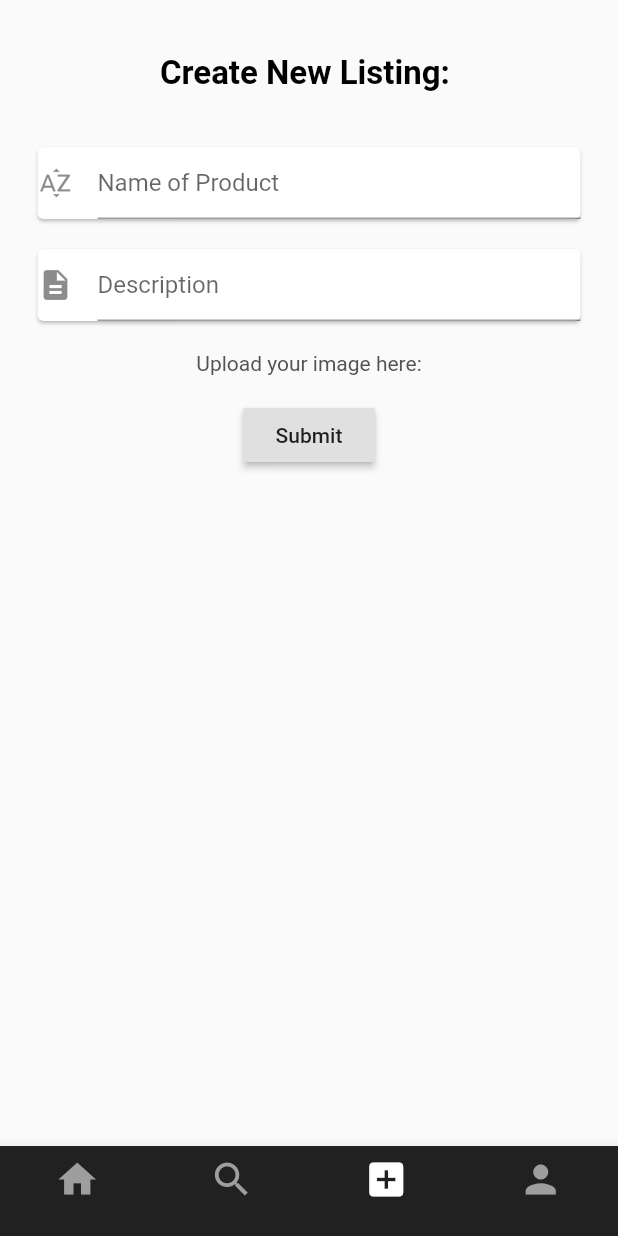
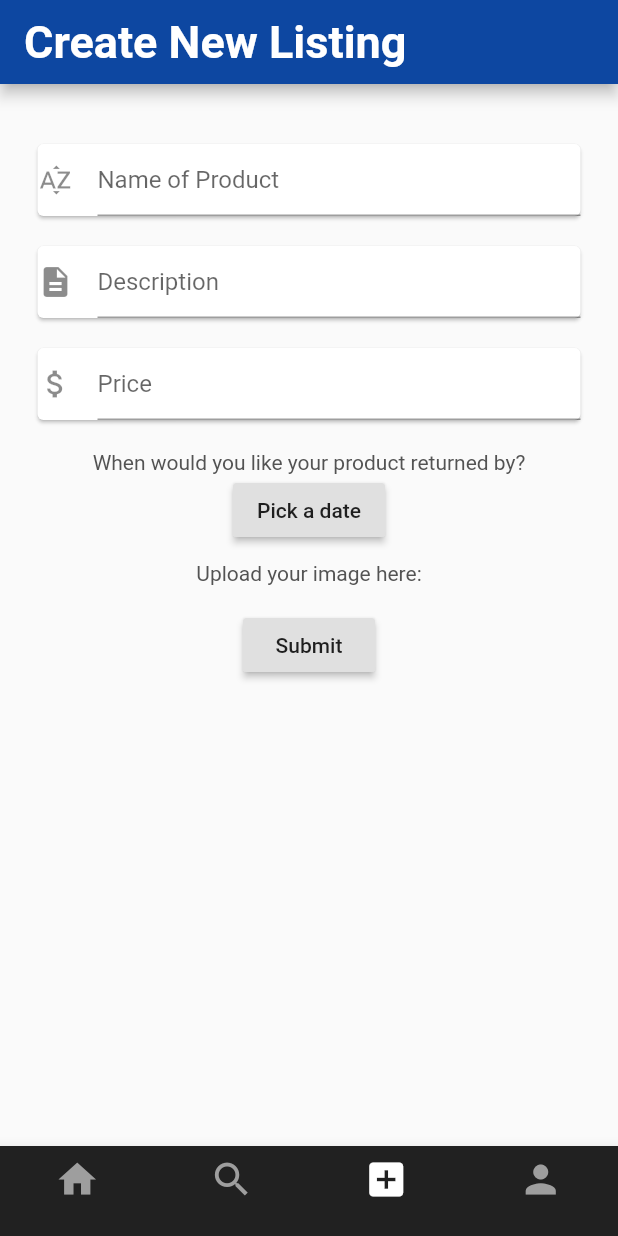
Before and after one commit to rogerliu37/hackohio2020, a Flutter app: the screen it shows after launch, item 3 of the bottom bar chosen, on a phone screen of 412 x 824 dp. Run offline on Flutter 3.47's test engine with Material 2 defaults, Android fonts, the phone set to English and light mode, and no system bars; our stand-ins replace flutter_svg.

Commit message:
made list tab pretty part1 (rogrog)

```diff
--- a/lib/screens/home/home_screen.dart
+++ b/lib/screens/home/home_screen.dart
@@ -19,7 +19,7 @@ class _HomeScreenState extends State<HomeScreen> {
   final List<Widget> _children = [
     new HomeTab(),
     new SearchTab(),
-    new ListingTab(),
+    new ListingTab1(),
     new ProfileTab(),
   ];
 
--- a/lib/screens/tabs/homeTab.dart
+++ b/lib/screens/tabs/homeTab.dart
@@ -6,33 +6,9 @@ class HomeTab extends StatefulWidget {
 }
 
 class _HomeTabState extends State<HomeTab> {
-  DateTime _dateTime;
   @override
   Widget build(BuildContext context) {
-    return Scaffold(
-      body: Center(
-        child: Column(
-          mainAxisAlignment: MainAxisAlignment.center,
-          children: <Widget>[
-            Text(_dateTime == null ? 'Nothing has been picked yet' : _dateTime.toString()),
-            RaisedButton(
-              child: Text('Pick a date'),
-              onPressed: () {
-                showDatePicker(
-                    context: context,
-                    initialDate: _dateTime == null ? DateTime.now() : _dateTime,
-                    firstDate: DateTime(2001),
-                    lastDate: DateTime(2021)
-                ).then((date) {
-                  setState(() {
-                    _dateTime = date;
-                  });
-                });
-              },
-            )
-          ],
-        ),
-      ),
-    );
+    return Container();
+
   }
 }
--- a/lib/screens/tabs/listingTab.dart
+++ b/lib/screens/tabs/listingTab.dart
@@ -1,4 +1,25 @@
 import 'package:flutter/material.dart';
+
+class ListingTab1 extends StatelessWidget {
+  @override
+  Widget build(BuildContext context) {
+    return Scaffold(
+      appBar: new AppBar(
+    title: Text(
+    "Create New Listing",
+      style: TextStyle(
+        color: Colors.white,
+        fontSize: 30.0,
+        fontWeight: FontWeight.bold,
+      ),
+    ),
+    backgroundColor: Colors.blue[900],
+    ),
+      body: ListingTab(),
+    );
+  }
+}
+
 
 class ListingTab extends StatefulWidget {
   @override
@@ -13,26 +34,15 @@ class _ListingTabState extends State<ListingTab> {
   @override
   Widget build(BuildContext context) {
     final _textController = TextEditingController();
-    promptText.add('Create New Listing: ');
+    DateTime _dateTime;
+
     return Form(
       key: _formKey,
       child: Column(
         crossAxisAlignment: CrossAxisAlignment.center,
         children: <Widget>[
+
           SizedBox(height: 20.0),
-          Container(
-            child: Padding(
-              padding: const EdgeInsets.all(16.0),
-              child: Container(
-                  child: Text(
-                    promptText[0],
-                    style: TextStyle(
-                        color: Colors.black,
-                        fontSize: 22.0,
-                        fontWeight: FontWeight.bold),
-                  )),
-            ),
-          ),
           SizedBox(height: 10.0),
           Flexible(
             child: Card(
@@ -73,6 +83,53 @@ class _ListingTabState extends State<ListingTab> {
               ),
             ),
           ),
+          Flexible(
+            child: Card(
+              color: Colors.white,
+              margin: EdgeInsets.symmetric(vertical: 10.0, horizontal: 25.0),
+              child: TextFormField(
+                style: TextStyle(color: Colors.black),
+                decoration: const InputDecoration(
+                  icon: Icon(Icons.attach_money),
+                  hintText: 'Price',
+                ),
+                validator: (value) {
+                  if (value.isEmpty) {
+                    return 'Cost per day?';
+                  }
+                  return null;
+                },
+              ),
+            ),
+          ),
+          SizedBox(
+            height: 10.0,
+          ),
+          Text(
+            "When would you like your product returned by?",
+//            style: TextStyle(
+//              fontStyle:
+//            ),
+          ),
+          Column(mainAxisAlignment: MainAxisAlignment.center,
+            children: <Widget>[
+              RaisedButton(
+                child: Text('Pick a date'),
+                onPressed: () {
+                  showDatePicker(
+                      context: context,
+                      initialDate: _dateTime == null ? DateTime.now() : _dateTime,
+                      firstDate: DateTime(2001),
+                      lastDate: DateTime(2021)
+                  ).then((date) {
+                    setState(() {
+                      _dateTime = date;
+                    });
+                  });
+                },
+              )
+            ],
+          ),
           SizedBox(
             height: 10.0,
           ),
@@ -82,6 +139,7 @@ class _ListingTabState extends State<ListingTab> {
 //              fontStyle:
 //            ),
           ),
+
           Padding(
             padding:
             const EdgeInsets.symmetric(vertical: 16.0, horizontal: 10.0),
@@ -97,3 +155,12 @@ class _ListingTabState extends State<ListingTab> {
     );
   }
   }
+
+//Future navigateToPageList2(context) async {
+//  Navigator.push(
+//    context,
+//    MaterialPageRoute(
+//      builder: (context) => listingTabSuccess(),
+//    ),
+//  );
+//}
```
Also changed, not shown: lib/screens/tabs/listingTabSuccess.dart (added, +14 -0 lines).
